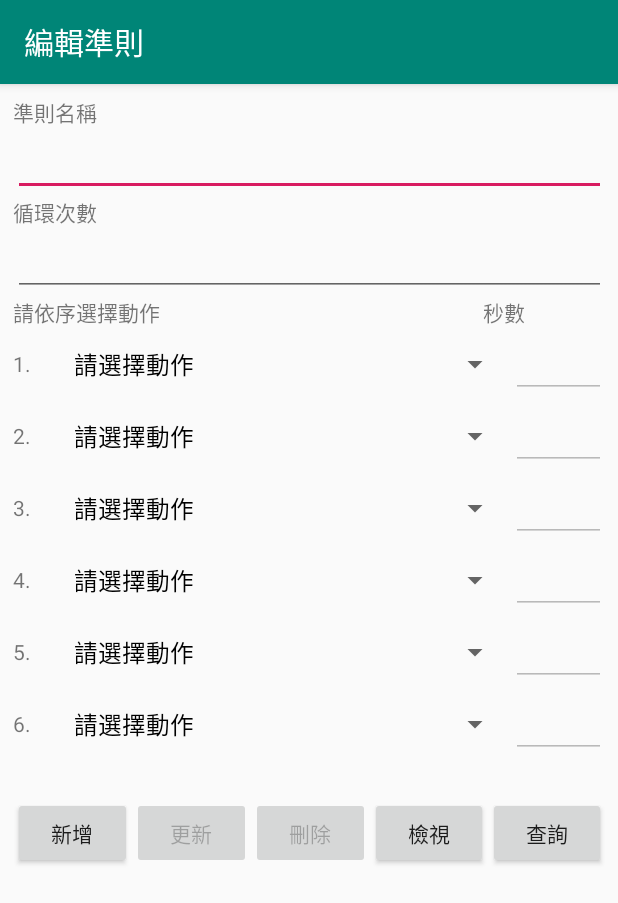
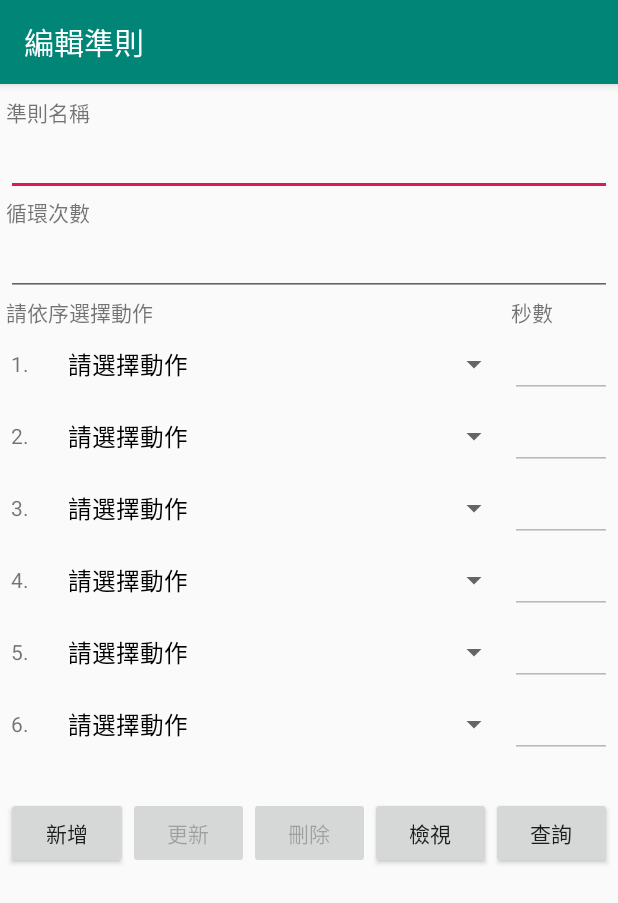
Before and after one commit to Jalyway/PTCare_CMU, an Android app: the EditCriteria screen opened directly, with no data from a screen before it, on a phone screen of 412 x 824 dp. Shown: the top 903 px of the screen. Run offline under Robolectric (Android 15) with nearby library versions, the phone set to English and light mode, and no system bars.

Commit message:
Some Revise!!

```diff
--- a/app/src/main/java/com/example/ptcare_cmu/EditMotion.java
+++ b/app/src/main/java/com/example/ptcare_cmu/EditMotion.java
@@ -27,7 +27,7 @@ import android.widget.Toast;
 
 import java.util.Map;
 
-public class EditMotion extends MainActivity {
+public class EditMotion extends AppCompatActivity {
 
     private static final int Update_or_Delete = 1;
     private static final int ReQuery = 2;
--- a/app/src/main/res/layout/bluetooth_monitor.xml
+++ b/app/src/main/res/layout/bluetooth_monitor.xml
@@ -8,11 +8,11 @@
 
     <android.support.v7.widget.RecyclerView
         android:id="@+id/rcylerView"
-        android:layout_width="395dp"
+        android:layout_width="0dp"
         android:layout_height="715dp"
-        android:layout_marginStart="8dp"
+        android:layout_marginStart="4dp"
         android:layout_marginTop="8dp"
-        android:layout_marginEnd="8dp"
+        android:layout_marginEnd="4dp"
         app:layout_constraintEnd_toEndOf="parent"
         app:layout_constraintStart_toStartOf="parent"
         app:layout_constraintTop_toTopOf="parent" />
--- a/app/src/main/res/layout/new_criteria.xml
+++ b/app/src/main/res/layout/new_criteria.xml
@@ -7,11 +7,11 @@
     android:layout_height="match_parent">
 
     <LinearLayout
-        android:layout_width="395dp"
+        android:layout_width="0dp"
         android:layout_height="715dp"
-        android:layout_marginStart="8dp"
+        android:layout_marginStart="4dp"
         android:layout_marginTop="8dp"
-        android:layout_marginEnd="8dp"
+        android:layout_marginEnd="4dp"
         android:orientation="vertical"
         app:layout_constraintEnd_toEndOf="parent"
         app:layout_constraintStart_toStartOf="parent"
@@ -50,16 +50,16 @@
 
             <TextView
                 android:id="@+id/textView3"
-                android:layout_width="wrap_content"
+                android:layout_width="0dp"
                 android:layout_height="wrap_content"
-                android:layout_weight="0.8"
+                android:layout_weight="10"
                 android:text="請依序選擇動作" />
 
             <TextView
                 android:id="@+id/textView4"
-                android:layout_width="wrap_content"
+                android:layout_width="0dp"
                 android:layout_height="wrap_content"
-                android:layout_weight="0.2"
+                android:layout_weight="2"
                 android:text="秒數" />
         </LinearLayout>
 
@@ -71,22 +71,22 @@
 
             <TextView
                 android:id="@+id/textView5"
-                android:layout_width="wrap_content"
+                android:layout_width="0dp"
                 android:layout_height="wrap_content"
-                android:layout_weight="0.1"
-                android:text="1." />
+                android:layout_weight="1"
+                android:text=" 1." />
 
             <Spinner
                 android:id="@+id/spinner1"
-                android:layout_width="wrap_content"
+                android:layout_width="0dp"
                 android:layout_height="wrap_content"
-                android:layout_weight="0.7" />
+                android:layout_weight="9" />
 
             <EditText
                 android:id="@+id/sec1"
-                android:layout_width="wrap_content"
+                android:layout_width="0dp"
                 android:layout_height="wrap_content"
-                android:layout_weight="0.2"
+                android:layout_weight="2"
                 android:inputType="number"
                 android:text="" />
 
@@ -100,22 +100,22 @@
 
             <TextView
                 android:id="@+id/textView6"
-                android:layout_width="wrap_content"
+                android:layout_width="0dp"
                 android:layout_height="wrap_content"
-                android:layout_weight="0.1"
-                android:text="2." />
+                android:layout_weight="1"
+                android:text=" 2." />
 
             <Spinner
                 android:id="@+id/spinner2"
-                android:layout_width="wrap_content"
+                android:layout_width="0dp"
                 android:layout_height="wrap_content"
-                android:layout_weight="0.7" />
+                android:layout_weight="9" />
 
             <EditText
                 android:id="@+id/sec2"
-                android:layout_width="wrap_content"
+                android:layout_width="0dp"
                 android:layout_height="wrap_content"
-                android:layout_weight="0.2"
+                android:layout_weight="2"
                 android:inputType="number"
                 android:text="" />
 
@@ -129,22 +129,22 @@
 
             <TextView
                 android:id="@+id/textView7"
-                android:layout_width="wrap_content"
+                android:layout_width="0dp"
                 android:layout_height="wrap_content"
-                android:layout_weight="0.1"
-                android:text="3." />
+                android:layout_weight="1"
+                android:text=" 3." />
 
             <Spinner
                 android:id="@+id/spinner3"
-                android:layout_width="wrap_content"
+                android:layout_width="0dp"
                 android:layout_height="wrap_content"
-                android:layout_weight="0.7" />
+                android:layout_weight="9" />
 
             <EditText
                 android:id="@+id/sec3"
-                android:layout_width="wrap_content"
+                android:layout_width="0dp"
                 android:layout_height="wrap_content"
-                android:layout_weight="0.2"
+                android:layout_weight="2"
                 android:inputType="number"
                 android:text="" />
 
@@ -158,22 +158,22 @@
 
             <TextView
                 android:id="@+id/textView8"
-                android:layout_width="wrap_content"
+                android:layout_width="0dp"
                 android:layout_height="wrap_content"
-                android:layout_weight="0.1"
-                android:text="4." />
+                android:layout_weight="1"
+                android:text=" 4." />
 
             <Spinner
                 android:id="@+id/spinner4"
-                android:layout_width="wrap_content"
+                android:layout_width="0dp"
                 android:layout_height="wrap_content"
-                android:layout_weight="0.7" />
+                android:layout_weight="9" />
 
             <EditText
                 android:id="@+id/sec4"
-                android:layout_width="wrap_content"
+                android:layout_width="0dp"
                 android:layout_height="wrap_content"
-                android:layout_weight="0.2"
+                android:layout_weight="2"
                 android:inputType="number"
                 android:text="" />
 
@@ -187,22 +187,22 @@
 
             <TextView
                 android:id="@+id/textView9"
-                android:layout_width="wrap_content"
+                android:layout_width="0dp"
                 android:layout_height="wrap_content"
-                android:layout_weight="0.1"
-                android:text="5." />
+                android:layout_weight="1"
+                android:text=" 5." />
 
             <Spinner
                 android:id="@+id/spinner5"
-                android:layout_width="wrap_content"
+                android:layout_width="0dp"
                 android:layout_height="wrap_content"
-                android:layout_weight="0.7" />
+                android:layout_weight="9" />
 
             <EditText
                 android:id="@+id/sec5"
-                android:layout_width="wrap_content"
+                android:layout_width="0dp"
                 android:layout_height="wrap_content"
-                android:layout_weight="0.2"
+                android:layout_weight="2"
                 android:inputType="number"
                 android:text="" />
 
@@ -216,22 +216,22 @@
 
             <TextView
                 android:id="@+id/textView10"
-                android:layout_width="wrap_content"
+                android:layout_width="0dp"
                 android:layout_height="wrap_content"
-                android:layout_weight="0.1"
-                android:text="6." />
+                android:layout_weight="1"
+                android:text=" 6." />
 
             <Spinner
                 android:id="@+id/spinner6"
-                android:layout_width="wrap_content"
+                android:layout_width="0dp"
                 android:layout_height="wrap_content"
-                android:layout_weight="0.7" />
+                android:layout_weight="9" />
 
             <EditText
                 android:id="@+id/sec6"
-                android:layout_width="wrap_content"
+                android:layout_width="0dp"
                 android:layout_height="wrap_content"
-                android:layout_weight="0.2"
+                android:layout_weight="2"
                 android:inputType="number"
                 android:text="" />
 
--- a/app/src/main/res/layout/show_record.xml
+++ b/app/src/main/res/layout/show_record.xml
@@ -7,11 +7,11 @@
     android:layout_height="match_parent">
 
     <LinearLayout
-        android:layout_width="395dp"
+        android:layout_width="0dp"
         android:layout_height="715dp"
-        android:layout_marginStart="8dp"
+        android:layout_marginStart="4dp"
         android:layout_marginTop="8dp"
-        android:layout_marginEnd="8dp"
+        android:layout_marginEnd="4dp"
         android:orientation="vertical"
         app:layout_constraintEnd_toEndOf="parent"
         app:layout_constraintStart_toStartOf="parent"
```
Also changed, not shown: app/src/main/java/com/example/ptcare_cmu/UploadRec.java (+28 -31 lines), app/src/main/java/com/example/ptcare_cmu/ViewRecord.java (+15 -1 lines), app/src/main/res/layout/activity_main.xml (+4 -5 lines), app/src/main/res/layout/modify_motion.xml (+18 -14 lines), app/src/main/res/layout/new_motion.xml (+6 -6 lines), app/src/main/res/layout/show_criteria.xml (+39 -35 lines), app/src/main/res/layout/show_motion.xml (+4 -4 lines), app/src/main/res/layout/tab_info.xml (+7 -5 lines), app/src/main/res/layout/uploadrec.xml (+13 -13 lines), app/src/main/img01-web.png (deleted), app/src/main/imgBtn1-web.png (deleted).
